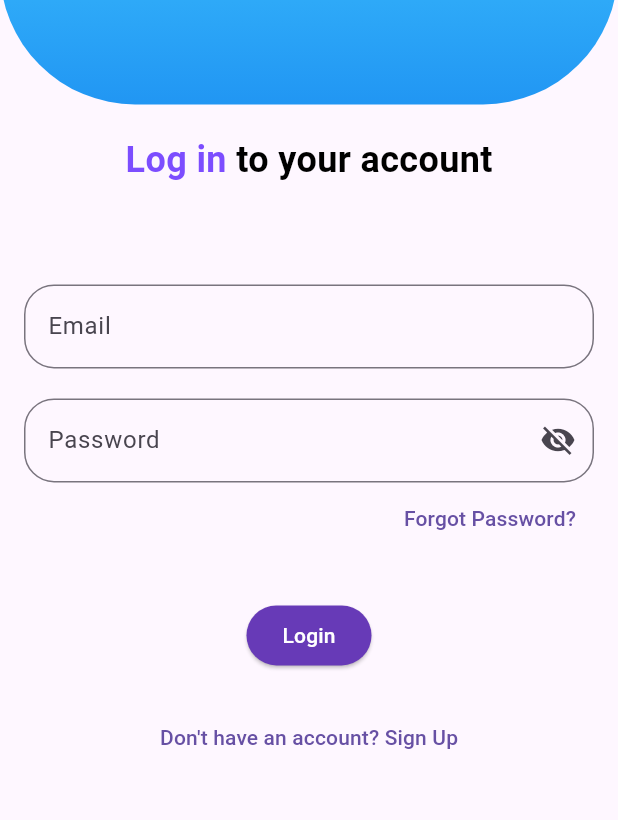
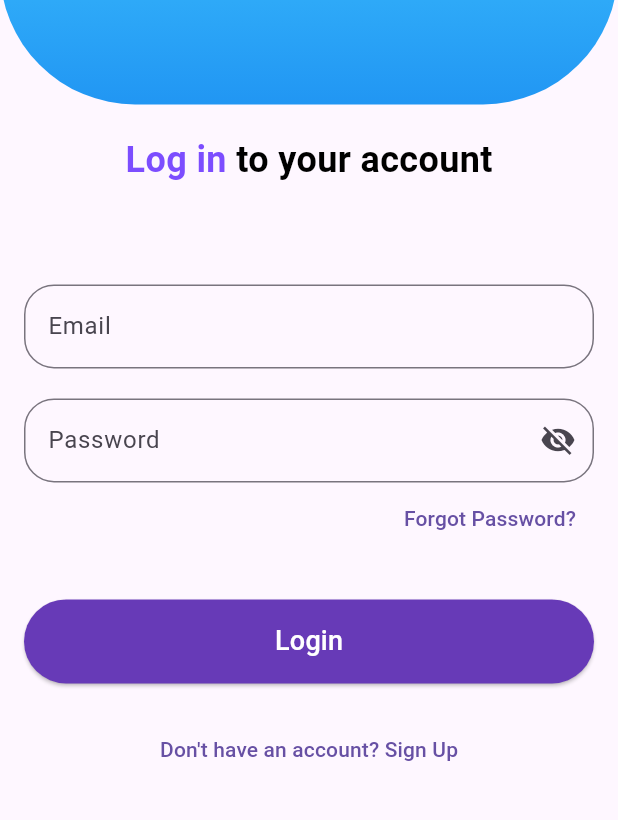
Before and after one commit to Ostodevs/Ostocare_Mobapp, a Flutter app: the screen it shows after launch, after a tap on "Login", on a phone screen of 412 x 824 dp, the part 390-1210 px from its top. Run offline on Flutter 3.47's test engine with Material 3 defaults, Android fonts, the phone set to English and light mode, and no system bars; our stand-ins replace cloud_firestore, firebase_auth, firebase_core, table_calendar; accounts and stored records are empty.

```diff
--- a/lib/login.dart
+++ b/lib/login.dart
@@ -1,6 +1,9 @@
 import 'package:flutter/material.dart';
 import 'signup.dart';
 import 'home.dart';
+import 'package:firebase_auth/firebase_auth.dart';
+import 'package:ostocare/auth_service.dart';
+import 'package:ostocare/home.dart' as home;
 
 class LoginPage extends StatefulWidget {
   @override
@@ -8,7 +11,32 @@ class LoginPage extends StatefulWidget {
 }
 
 class _LoginPageState extends State<LoginPage> {
+  final _emailController = TextEditingController();
+  final _passwordController = TextEditingController();
   bool _isObscure = true;
+  final _formKey = GlobalKey<FormState>();
+
+  Future<void> _login() async {
+    if (!_formKey.currentState!.validate()) return;
+
+    try {
+      final userCredential = await AuthService().signIn(
+        _emailController.text.trim(),
+        _passwordController.text.trim(),
+      );
+
+      Navigator.pushReplacement(
+        context,
+        MaterialPageRoute(
+          builder: (context) => home.HomePage(userName: userCredential.user?.email ?? 'No Name'),
+        ),
+      );
+    } on FirebaseAuthException catch (e) {
+      ScaffoldMessenger.of(context).showSnackBar(
+        SnackBar(content: Text(e.message ?? "Login failed")),
+      );
+    }
+  }
 
   @override
   Widget build(BuildContext context) {
@@ -34,16 +62,9 @@ class _LoginPageState extends State<LoginPage> {
                 child: Column(
                   mainAxisAlignment: MainAxisAlignment.center,
                   children: [
-                    Image.asset(
-                      'assets/Logoostocare.png',
-                      width: 120,
-                      height: 120,
-                    ),
+                    Image.asset('assets/Logoostocare.png', width: 120, height: 120),
                     SizedBox(height: 20),
-                    Text(
-                      "OstoCare",
-                      style: TextStyle(fontSize: 35, fontWeight: FontWeight.w200, color: Colors.white),
-                    ),
+                    Text("OstoCare", style: TextStyle(fontSize: 35, fontWeight: FontWeight.w200, color: Colors.white)),
                   ],
                 ),
               ),
@@ -52,31 +73,30 @@ class _LoginPageState extends State<LoginPage> {
                 child: Row(
                   mainAxisAlignment: MainAxisAlignment.center,
                   children: [
-                    Text(
-                      "Log in ",
-                      style: TextStyle(fontSize: 24, fontWeight: FontWeight.bold, color: Colors.deepPurpleAccent),
-                    ),
-                    Text(
-                      "to your account",
-                      style: TextStyle(fontSize: 24, fontWeight: FontWeight.bold, color: Colors.black),
-                    ),
+                    Text("Log in ", style: TextStyle(fontSize: 24, fontWeight: FontWeight.bold, color: Colors.deepPurpleAccent)),
+                    Text("to your account", style: TextStyle(fontSize: 24, fontWeight: FontWeight.bold, color: Colors.black)),
                   ],
                 ),
               ),
               Padding(
                 padding: EdgeInsets.all(16.0),
+                child: Form(
+                  key: _formKey,
                   child: Column(
                     children: [
                       SizedBox(height: 30),
-                    TextField(
+                      TextFormField(
+                        controller: _emailController,
                         decoration: InputDecoration(
                           labelText: "Email",
                           hintText: "Enter your email",
                           border: OutlineInputBorder(borderRadius: BorderRadius.circular(20.0)),
                         ),
+                        validator: (value) => value!.isEmpty || !value.contains('@') ? "Enter a valid email" : null,
                       ),
                       SizedBox(height: 20),
-                    TextField(
+                      TextFormField(
+                        controller: _passwordController,
                         obscureText: _isObscure,
                         decoration: InputDecoration(
                           labelText: "Password",
@@ -91,6 +111,7 @@ class _LoginPageState extends State<LoginPage> {
                             },
                           ),
                         ),
+                        validator: (value) => value!.isEmpty ? "Enter your password" : null,
                       ),
                       Align(
                         alignment: Alignment.centerRight,
@@ -102,18 +123,13 @@ class _LoginPageState extends State<LoginPage> {
                         ),
                       ),
                       SizedBox(height: 30),
-                    ElevatedButton(
-                      onPressed: () {
-                        // Navigate to HomePage after pressing login
-                        Navigator.push(
-                          context,
-                          MaterialPageRoute(
-                            builder: (context) => HomePage(userName: "User"),
+                      SizedBox(
+                        width: double.infinity,
+                        child: ElevatedButton(
+                          onPressed: _login,
+                          style: ElevatedButton.styleFrom(backgroundColor: Colors.deepPurple, padding: EdgeInsets.symmetric(vertical: 15)),
+                          child: Text("Login", style: TextStyle(color: Colors.white, fontSize: 18)),
                         ),
-                        );
-                      },
-                      style: ElevatedButton.styleFrom(backgroundColor: Colors.deepPurple),
-                      child: Text("Login", style: TextStyle(color: Colors.white)),
                       ),
                       SizedBox(height: 20),
                       TextButton(
@@ -123,6 +139,7 @@ class _LoginPageState extends State<LoginPage> {
                         child: Text("Don't have an account? Sign Up"),
                       ),
                     ],
+                  ),
                 ),
               ),
             ],
--- a/lib/main.dart
+++ b/lib/main.dart
@@ -1,11 +1,27 @@
 import 'package:flutter/material.dart';
 import 'login.dart';
 import 'signup.dart';
+import 'home.dart';
 import 'dart:async';
-import 'package:flutter/material.dart';
+import 'package:firebase_auth/firebase_auth.dart';
+import 'package:firebase_core/firebase_core.dart';
 
+void main() async {
+  WidgetsFlutterBinding.ensureInitialized();
 
-void main() => runApp(MyApp());
+  const FirebaseOptions firebaseOptions = FirebaseOptions(
+    apiKey: 'your-api-key',
+    authDomain: 'your-auth-domain',
+    projectId: 'your-project-id',
+    storageBucket: 'your-storage-bucket',
+    messagingSenderId: 'your-sender-id',
+    appId: 'your-app-id',
+    measurementId: 'your-measurement-id',
+  );
+
+  await Firebase.initializeApp(options: firebaseOptions);
+  runApp(MyApp());
+}
 
 class MyApp extends StatelessWidget {
   @override
@@ -14,7 +30,26 @@ class MyApp extends StatelessWidget {
       debugShowCheckedModeBanner: false,
       title: 'Ostomy Care',
       theme: ThemeData(primarySwatch: Colors.blue),
-      home: MainPage(),
+      home: AuthWrapper(),
+    );
+  }
+}
+
+class AuthWrapper extends StatelessWidget {
+  @override
+  Widget build(BuildContext context) {
+    return StreamBuilder<User?>(
+      stream: FirebaseAuth.instance.authStateChanges(),
+      builder: (context, snapshot) {
+        if (snapshot.connectionState == ConnectionState.waiting) {
+          return Scaffold(body: Center(child: CircularProgressIndicator()));
+        }
+        if (snapshot.hasData) {
+          return HomePage(userName: 'Some User');
+        } else {
+          return MainPage();
+        }
+      },
     );
   }
 }
@@ -25,7 +60,6 @@ class MainPage extends StatefulWidget {
 }
 
 class _MainPageState extends State<MainPage> {
-  // State for controlling the gradient animation
   late Timer _timer;
   List<Color> _colors = [Colors.blue, Colors.lightBlueAccent];
   int _colorIndex = 0;
@@ -33,7 +67,6 @@ class _MainPageState extends State<MainPage> {
   @override
   void initState() {
     super.initState();
-    // Timer to change the gradient colors every 5 seconds
     _timer = Timer.periodic(Duration(seconds: 3), (timer) {
       setState(() {
         _colorIndex = (_colorIndex + 1) % 2;
```
Also changed, not shown: lib/auth_service.dart (added, +141 -0 lines), lib/home.dart (+7 -12 lines), lib/signup.dart (+55 -12 lines), pubspec.yaml (+8 -37 lines), pubspec.lock, 7 other files. Lines whose indentation alone changed are shown as unchanged.
